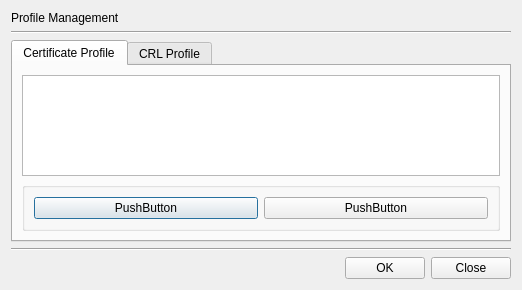
This is CertMan/profile_man_dlg.ui in jykim74/CertMan as Qt 5 draws it before an edit. The edited form follows.
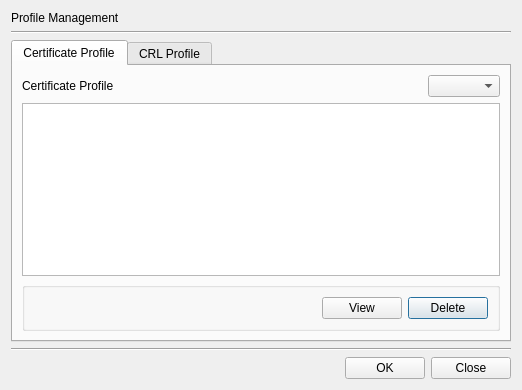
This is the edited form. The open tabs and pages were chosen to show the change.

Commit message: CAMan ProfileMan 구현 중

```diff
--- a/CertMan/profile_man_dlg.ui
+++ b/CertMan/profile_man_dlg.ui
@@ -7,7 +7,7 @@
     <x>0</x>
     <y>0</y>
     <width>518</width>
-    <height>290</height>
+    <height>390</height>
    </rect>
   </property>
   <property name="windowTitle">
@@ -33,7 +33,7 @@
      <property name="minimumSize">
       <size>
        <width>500</width>
-       <height>200</height>
+       <height>300</height>
       </size>
      </property>
      <property name="currentIndex">
@@ -44,6 +44,36 @@
        <string>Certificate Profile</string>
       </attribute>
       <layout class="QVBoxLayout" name="verticalLayout_2">
+       <item>
+        <layout class="QGridLayout" name="gridLayout_4">
+         <property name="topMargin">
+          <number>0</number>
+         </property>
+         <item row="0" column="0">
+          <widget class="QLabel" name="label">
+           <property name="text">
+            <string>Certificate Profile</string>
+           </property>
+          </widget>
+         </item>
+         <item row="0" column="2">
+          <widget class="QComboBox" name="mCertTypeCombo"/>
+         </item>
+         <item row="0" column="1">
+          <spacer name="horizontalSpacer_2">
+           <property name="orientation">
+            <enum>Qt::Horizontal</enum>
+           </property>
+           <property name="sizeHint" stdset="0">
+            <size>
+             <width>40</width>
+             <height>20</height>
+            </size>
+           </property>
+          </spacer>
+         </item>
+        </layout>
+       </item>
        <item>
         <widget class="QTableWidget" name="mCertTable"/>
        </item>
@@ -61,20 +91,33 @@
          <layout class="QVBoxLayout" name="verticalLayout_4">
           <item>
            <layout class="QGridLayout" name="gridLayout_2">
-            <item row="0" column="0">
-             <widget class="QPushButton" name="pushButton_3">
+            <item row="0" column="2">
+             <widget class="QPushButton" name="mCertDeleteBtn">
               <property name="text">
-               <string>PushButton</string>
+               <string>Delete</string>
               </property>
              </widget>
             </item>
             <item row="0" column="1">
              <widget class="QPushButton" name="pushButton_4">
               <property name="text">
-               <string>PushButton</string>
+               <string>View</string>
               </property>
              </widget>
             </item>
+            <item row="0" column="0">
+             <spacer name="horizontalSpacer_3">
+              <property name="orientation">
+               <enum>Qt::Horizontal</enum>
+              </property>
+              <property name="sizeHint" stdset="0">
+               <size>
+                <width>40</width>
+                <height>20</height>
+               </size>
+              </property>
+             </spacer>
+            </item>
            </layout>
           </item>
          </layout>
```
Left out of the diff: 47 changed lines with no effect on the pictures. The commit also changes 8 other files.
